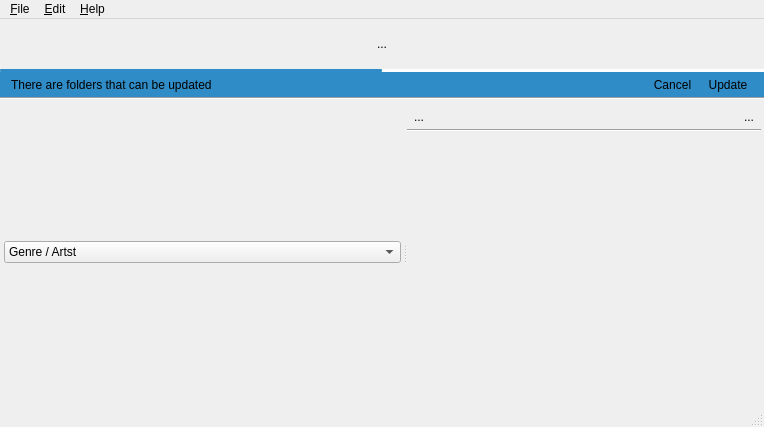
The window that mainwindow.ui (zakariakov/goldfinch) describes before a commit, drawn with Qt 5.
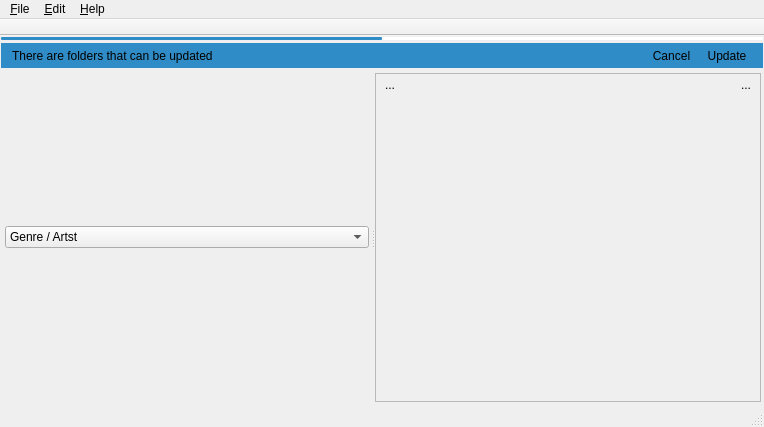
The same window after the commit. The open tabs and pages were chosen to show the change. Icons and pictures are not drawn.

What changed in the file:
```diff
--- a/mainwindow.ui
+++ b/mainwindow.ui
@@ -19,76 +19,20 @@
   <widget class="QWidget" name="centralWidget">
    <layout class="QVBoxLayout" name="vLayout_Center">
     <property name="spacing">
-     <number>0</number>
+     <number>3</number>
     </property>
     <property name="leftMargin">
-     <number>0</number>
+     <number>1</number>
     </property>
     <property name="topMargin">
-     <number>0</number>
+     <number>1</number>
     </property>
     <property name="rightMargin">
-     <number>0</number>
+     <number>1</number>
     </property>
     <property name="bottomMargin">
-     <number>0</number>
+     <number>1</number>
     </property>
-    <item>
-     <widget class="QWidget" name="widgetControl" native="true">
-      <property name="minimumSize">
-       <size>
-        <width>0</width>
-        <height>50</height>
-       </size>
-      </property>
-      <property name="maximumSize">
-       <size>
-        <width>16777215</width>
-        <height>50</height>
-       </size>
-      </property>
-      <property name="styleSheet">
-       <string notr="true"/>
-      </property>
-      <layout class="QHBoxLayout" name="hLayoutControle">
-       <property name="leftMargin">
-        <number>3</number>
-       </property>
-       <property name="topMargin">
-        <number>0</number>
-       </property>
-       <property name="rightMargin">
-        <number>3</number>
-       </property>
-       <property name="bottomMargin">
-        <number>0</number>
-       </property>
-       <item>
-        <widget class="QToolButton" name="tButtonMenu">
-         <property name="text">
-          <string>...</string>
-         </property>
-         <property name="icon">
-          <iconset resource="icons.qrc">
-           <normaloff>:/icons/menu.png</normaloff>:/icons/menu.png</iconset>
-         </property>
-         <property name="iconSize">
-          <size>
-           <width>16</width>
-           <height>16</height>
-          </size>
-         </property>
-         <property name="popupMode">
-          <enum>QToolButton::InstantPopup</enum>
-         </property>
-         <property name="autoRaise">
-          <bool>true</bool>
-         </property>
-        </widget>
-       </item>
-      </layout>
-     </widget>
-    </item>
     <item>
      <widget class="QProgressBar" name="progressBarUpdate">
       <property name="maximumSize">
@@ -180,58 +124,44 @@
      </widget>
     </item>
     <item>
-     <widget class="Line" name="line">
-      <property name="orientation">
-       <enum>Qt::Horizontal</enum>
-      </property>
-     </widget>
-    </item>
-    <item>
-     <widget class="QStackedWidget" name="stackedWidget">
-      <property name="currentIndex">
-       <number>0</number>
-      </property>
-      <widget class="QWidget" name="pageLibrery">
-       <layout class="QVBoxLayout" name="vLayoutLibrery">
+     <widget class="QWidget" name="widgetLibrery" native="true">
+      <layout class="QHBoxLayout" name="vLayoutLibrery">
+       <property name="spacing">
+        <number>2</number>
+       </property>
         <property name="leftMargin">
-         <number>3</number>
+        <number>2</number>
         </property>
         <property name="topMargin">
-         <number>3</number>
+        <number>2</number>
         </property>
         <property name="rightMargin">
-         <number>3</number>
+        <number>2</number>
         </property>
         <property name="bottomMargin">
-         <number>3</number>
+        <number>2</number>
         </property>
         <item>
          <widget class="QSplitter" name="splitter">
           <property name="orientation">
            <enum>Qt::Horizontal</enum>
           </property>
-          <property name="handleWidth">
-           <number>5</number>
-          </property>
-          <property name="childrenCollapsible">
-           <bool>true</bool>
-          </property>
           <widget class="QWidget" name="widgetContent" native="true">
            <layout class="QVBoxLayout" name="vLayoutContent">
             <property name="spacing">
              <number>3</number>
             </property>
             <property name="leftMargin">
-             <number>1</number>
+            <number>2</number>
             </property>
             <property name="topMargin">
-             <number>1</number>
+            <number>2</number>
             </property>
             <property name="rightMargin">
-             <number>1</number>
+            <number>2</number>
             </property>
             <property name="bottomMargin">
-             <number>1</number>
+            <number>2</number>
             </property>
             <item>
              <widget class="QComboBox" name="comboBoxSwichCat">
@@ -279,19 +209,25 @@
             </item>
            </layout>
           </widget>
-          <widget class="QWidget" name="widgetView" native="true">
+         <widget class="QFrame" name="frame">
+          <property name="frameShape">
+           <enum>QFrame::StyledPanel</enum>
+          </property>
+          <property name="frameShadow">
+           <enum>QFrame::Raised</enum>
+          </property>
            <layout class="QVBoxLayout" name="vLayoutViewAll">
             <property name="spacing">
-             <number>1</number>
+            <number>0</number>
             </property>
             <property name="leftMargin">
-             <number>0</number>
+            <number>2</number>
             </property>
             <property name="topMargin">
-             <number>2</number>
+            <number>0</number>
             </property>
             <property name="rightMargin">
-             <number>0</number>
+            <number>2</number>
             </property>
             <property name="bottomMargin">
              <number>0</number>
@@ -299,23 +235,28 @@
             <item>
              <widget class="QWidget" name="widgetStatus" native="true">
               <property name="styleSheet">
-               <string notr="true"/>
+              <string notr="true">QToolButton#toolButtonU,#toolButtonG,#toolButtonP{
+background-color: rgba(255, 255, 255,0);
+border: 0px;
+}
+
+</string>
               </property>
               <layout class="QHBoxLayout" name="horizontalLayout_path">
                <property name="spacing">
-                <number>1</number>
+               <number>3</number>
                </property>
                <property name="leftMargin">
                 <number>0</number>
                </property>
                <property name="topMargin">
-                <number>1</number>
+               <number>0</number>
                </property>
                <property name="rightMargin">
                 <number>0</number>
                </property>
                <property name="bottomMargin">
-                <number>1</number>
+               <number>0</number>
                </property>
                <item>
                 <widget class="QToolButton" name="tb_paneContent">
@@ -350,24 +291,42 @@
                 </widget>
                </item>
                <item>
-                <widget class="QLabel" name="labelStatusG">
+               <widget class="QToolButton" name="toolButtonG">
                  <property name="text">
                   <string/>
                  </property>
+                <property name="toolButtonStyle">
+                 <enum>Qt::ToolButtonTextBesideIcon</enum>
+                </property>
+                <property name="autoRaise">
+                 <bool>true</bool>
+                </property>
                 </widget>
                </item>
                <item>
-                <widget class="QLabel" name="labelStatusP">
+               <widget class="QToolButton" name="toolButtonP">
                  <property name="text">
                   <string/>
                  </property>
+                <property name="toolButtonStyle">
+                 <enum>Qt::ToolButtonTextBesideIcon</enum>
+                </property>
+                <property name="autoRaise">
+                 <bool>true</bool>
+                </property>
                 </widget>
                </item>
                <item>
-                <widget class="QLabel" name="labelStatus">
+               <widget class="QToolButton" name="toolButtonU">
                  <property name="text">
                   <string/>
                  </property>
+                <property name="toolButtonStyle">
+                 <enum>Qt::ToolButtonTextBesideIcon</enum>
+                </property>
+                <property name="autoRaise">
+                 <bool>true</bool>
+                </property>
                 </widget>
                </item>
                <item>
@@ -415,13 +374,6 @@
               </layout>
              </widget>
             </item>
-            <item>
-             <widget class="Line" name="line_2">
-              <property name="orientation">
-               <enum>Qt::Horizontal</enum>
-              </property>
-             </widget>
-            </item>
             <item>
              <widget class="QStackedWidget" name="stackedWidgetView">
               <property name="currentIndex">
@@ -455,13 +407,13 @@
                  <number>3</number>
                 </property>
                 <property name="topMargin">
-                 <number>3</number>
+                <number>0</number>
                 </property>
                 <property name="rightMargin">
                  <number>3</number>
                 </property>
                 <property name="bottomMargin">
-                 <number>3</number>
+                <number>0</number>
                 </property>
                 <item>
                  <widget class="QWidget" name="widgetCurAlbum" native="true">
@@ -616,8 +568,6 @@
         </item>
        </layout>
       </widget>
-      <widget class="QWidget" name="page_2"/>
-     </widget>
     </item>
    </layout>
   </widget>
@@ -650,6 +600,23 @@
    <addaction name="menuEdit"/>
    <addaction name="menuHelp"/>
   </widget>
+  <widget class="QToolBar" name="toolBar">
+   <property name="windowTitle">
+    <string>toolBar</string>
+   </property>
+   <property name="movable">
+    <bool>false</bool>
+   </property>
+   <property name="floatable">
+    <bool>false</bool>
+   </property>
+   <attribute name="toolBarArea">
+    <enum>TopToolBarArea</enum>
+   </attribute>
+   <attribute name="toolBarBreak">
+    <bool>false</bool>
+   </attribute>
+  </widget>
  </widget>
  <layoutdefault spacing="6" margin="11"/>
  <resources>
```
Left out of the diff: 11 changed lines with no effect on the pictures. Lines whose indentation alone changed are shown as unchanged.
